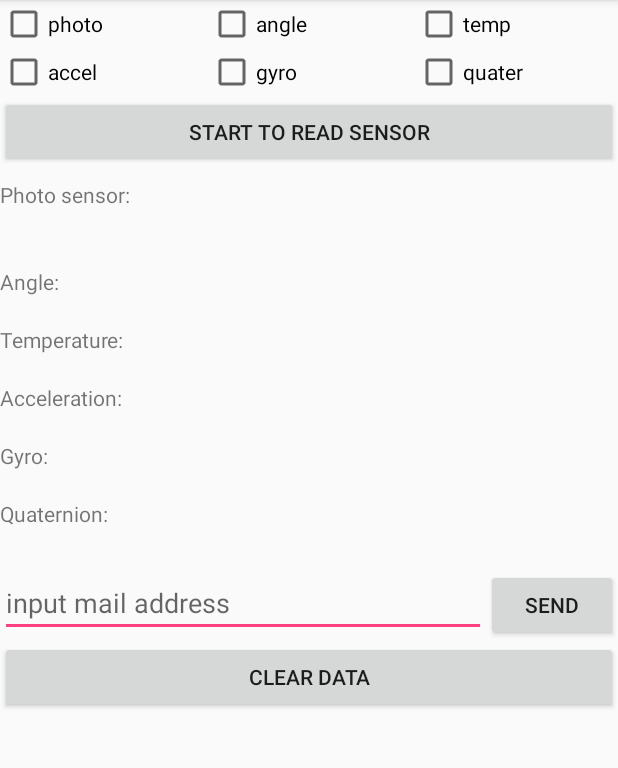
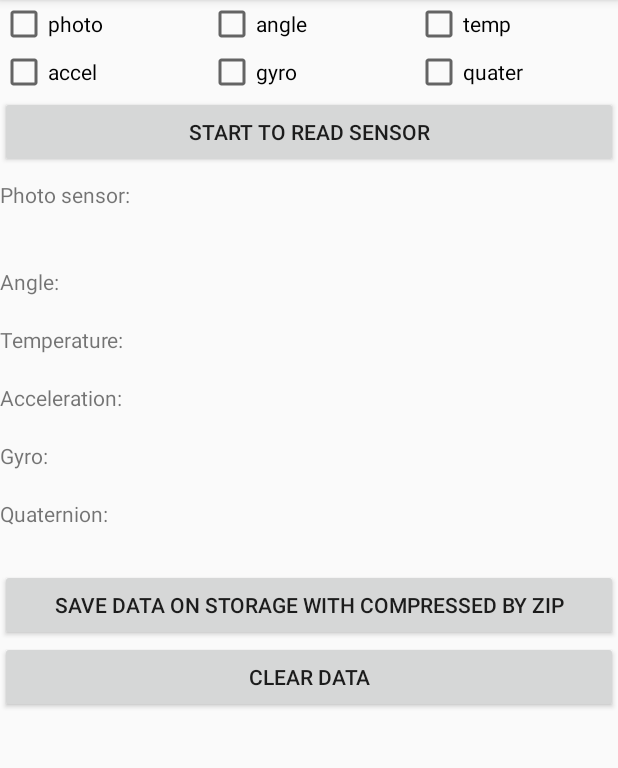
Before and after one commit to thcomp/Android_UnlimitedHandAccessHelper, an Android app: the fragment TestInputFragment shown on its own in the app's theme, after a tap on "CLEAR DATA", on a phone screen of 412 x 824 dp, the part 84-852 px from its top. Run offline under Robolectric (Android 15) with nearby library versions, the light colour scheme and no system bars; 3 statements that could not run were skipped.

Commit message:
ファイルへの保存機能とデータ消去機能を追加

```diff
--- a/app/src/main/java/jp/co/thcomp/unlimited_hand/fragment/TestInputFragment.java
+++ b/app/src/main/java/jp/co/thcomp/unlimited_hand/fragment/TestInputFragment.java
@@ -21,6 +21,7 @@ import java.io.FileNotFoundException;
 import java.io.FileOutputStream;
 import java.io.IOException;
 import java.util.ArrayList;
+import java.util.Calendar;
 import java.util.zip.GZIPOutputStream;
 
 import jp.co.thcomp.unlimited_hand.R;
@@ -40,7 +41,7 @@ import jp.co.thcomp.util.ToastUtil;
 
 public class TestInputFragment extends AbstractTestFragment {
     private static final String TAG = TestInputFragment.class.getSimpleName();
-    private static final String TEMPORARY_ZIP_FILE = "send_data.zip";
+    private static final String TEMPORARY_ZIP_FILE = "sensor_data_%1$04d%2$02d%3$02d_%4$02d%5$02d%6$02d.zip";
     private static final String PREF_LAST_MAIL_ADDRESS = "PREF_LAST_MAIL_ADDRESS";
     private static final int REQUEST_CODE_WRITE_STORAGE = "REQUEST_CODE_WRITE_STORAGE".hashCode() & 0x0000FFFF;
     private static final int DEFAULT_READ_FPS = 30;
@@ -89,7 +90,8 @@ public class TestInputFragment extends AbstractTestFragment {
             new TextView[GyroData.GYRO_NUM],
             new TextView[QuaternionData.QUATERNION_NUM],
     };
-    private SendSensorDataTask mSendSensorDataTask = null;
+    private SaveSensorDataTask mSaveSensorDataTask = null;
+    private ClearSensorDataTask mClearSensorDataTask = null;
     private AbstractSensorData[] mSensorDataArray = {
             mPhotoReflectorData,
             mAngleData,
@@ -138,6 +140,7 @@ public class TestInputFragment extends AbstractTestFragment {
         mRootView.findViewById(R.id.btnStopInput).setOnClickListener(mBtnClickListener);
         mRootView.findViewById(R.id.btnInsertMark).setOnClickListener(mBtnClickListener);
         mRootView.findViewById(R.id.btnSendDataByMail).setOnClickListener(mBtnClickListener);
+        mRootView.findViewById(R.id.btnSaveData).setOnClickListener(mBtnClickListener);
         mRootView.findViewById(R.id.btnClearData).setOnClickListener(mBtnClickListener);
 
         for (int i = 0, sizeI = READ_SENSOR.values().length; i < sizeI; i++) {
@@ -195,9 +198,9 @@ public class TestInputFragment extends AbstractTestFragment {
 
     private void sendDataByMail() {
         EditText etAddress = (EditText) mRootView.findViewById(R.id.etAddress);
-        String address = etAddress.getText().toString();
+        final String address = etAddress.getText().toString();
 
-        if (mSendSensorDataTask == null) {
+        if (mSaveSensorDataTask == null) {
             if (address != null && address.length() > 0) {
                 boolean needRequestPermission = false;
 
@@ -210,8 +213,13 @@ public class TestInputFragment extends AbstractTestFragment {
                 if (needRequestPermission) {
                     requestPermissions(new String[]{android.Manifest.permission.WRITE_EXTERNAL_STORAGE}, REQUEST_CODE_WRITE_STORAGE);
                 } else {
-                    mSendSensorDataTask = new SendSensorDataTask();
-                    mSendSensorDataTask.execute(address);
+                    mSaveSensorDataTask = new SaveSensorDataTask(new OnSaveDataFinishedListener() {
+                        @Override
+                        public void onSaveDataFinished(File savedDataFile) {
+                            startActivity(IntentUtil.getLaunchMailerIntent(address, "sensor data", "", savedDataFile));
+                        }
+                    });
+                    mSaveSensorDataTask.execute();
                 }
             } else {
                 ToastUtil.showToast(getActivity(), "input \"to\" mail address", Toast.LENGTH_SHORT);
@@ -219,8 +227,35 @@ public class TestInputFragment extends AbstractTestFragment {
         }
     }
 
+    private void saveData() {
+        if (mSaveSensorDataTask == null) {
+            boolean needRequestPermission = false;
+
+            if (Build.VERSION.SDK_INT >= Build.VERSION_CODES.M) {
+                if (getActivity().checkSelfPermission(android.Manifest.permission.WRITE_EXTERNAL_STORAGE) == PackageManager.PERMISSION_DENIED) {
+                    needRequestPermission = true;
+                }
+            }
+
+            if (needRequestPermission) {
+                requestPermissions(new String[]{android.Manifest.permission.WRITE_EXTERNAL_STORAGE}, REQUEST_CODE_WRITE_STORAGE);
+            } else {
+                mSaveSensorDataTask = new SaveSensorDataTask(new OnSaveDataFinishedListener() {
+                    @Override
+                    public void onSaveDataFinished(File savedDataFile) {
+                        ToastUtil.showToast(getActivity(), "saved: \n" + savedDataFile.getAbsolutePath(), Toast.LENGTH_LONG);
+                    }
+                });
+                mSaveSensorDataTask.execute();
+            }
+        }
+    }
+
     private void clearData() {
-
+        if (mClearSensorDataTask == null) {
+            mClearSensorDataTask = new ClearSensorDataTask();
+            mClearSensorDataTask.execute();
+        }
     }
 
     private View.OnClickListener mBtnClickListener = new View.OnClickListener() {
@@ -246,6 +281,9 @@ public class TestInputFragment extends AbstractTestFragment {
                     break;
                 case R.id.btnSendDataByMail:
                     sendDataByMail();
+                    break;
+                case R.id.btnSaveData:
+                    saveData();
                     break;
                 case R.id.btnClearData:
                     clearData();
@@ -341,8 +379,17 @@ public class TestInputFragment extends AbstractTestFragment {
         }
     }
 
-    private class SendSensorDataTask extends AsyncTask<String, Void, Void> {
+    private interface OnSaveDataFinishedListener {
+        void onSaveDataFinished(File savedDataFile);
+    }
+
+    private class SaveSensorDataTask extends AsyncTask<Void, Void, File> {
         private ProgressDialog mProgressDialog = null;
+        private OnSaveDataFinishedListener mListener;
+
+        public SaveSensorDataTask(OnSaveDataFinishedListener listener) {
+            mListener = listener;
+        }
 
         @Override
         protected void onPreExecute() {
@@ -355,15 +402,26 @@ public class TestInputFragment extends AbstractTestFragment {
         }
 
         @Override
-        protected Void doInBackground(String... mailAddressArray) {
+        protected File doInBackground(Void... aVoid) {
             FileOutputStream outputStream = null;
             GZIPOutputStream gzipOutputStream = null;
+            File temporaryFile = null;
+
             try {
                 File temporaryFileDir = new File(getActivity().getExternalCacheDir().getAbsolutePath());
-                if(!temporaryFileDir.exists()){
+                if (!temporaryFileDir.exists()) {
                     temporaryFileDir.mkdirs();
                 }
-                File temporaryFile = new File(temporaryFileDir.getAbsolutePath() + "/" + TEMPORARY_ZIP_FILE);
+                Calendar calendar = Calendar.getInstance();
+                temporaryFile = new File(
+                        temporaryFileDir.getAbsolutePath() + "/" +
+                                String.format(TEMPORARY_ZIP_FILE,
+                                        calendar.get(Calendar.YEAR),
+                                        calendar.get(Calendar.MONTH) + 1,
+                                        calendar.get(Calendar.DAY_OF_MONTH),
+                                        calendar.get(Calendar.HOUR_OF_DAY),
+                                        calendar.get(Calendar.MINUTE),
+                                        calendar.get(Calendar.SECOND)));
                 outputStream = new FileOutputStream(temporaryFile);
                 gzipOutputStream = new GZIPOutputStream(outputStream);
 
@@ -424,7 +482,7 @@ public class TestInputFragment extends AbstractTestFragment {
 
                         dataLineBuilder.append(targetDataClass.getSimpleName());
 
-                        if(descriptionIndex == null){
+                        if (descriptionIndex == null) {
                             descriptionIndex = targetCursor.getColumnIndex(SensorValueDatabase.COLUMN_DESCRIPTION);
                         }
                         String description = targetCursor.getString(descriptionIndex);
@@ -466,7 +524,6 @@ public class TestInputFragment extends AbstractTestFragment {
                 }
 
                 temporaryFile.setReadable(true);
-                startActivity(IntentUtil.getLaunchMailerIntent(mailAddressArray[0], "sensor data", "", temporaryFile));
             } catch (FileNotFoundException e) {
                 e.printStackTrace();
             } catch (IOException e) {
@@ -488,6 +545,44 @@ public class TestInputFragment extends AbstractTestFragment {
                     }
                 }
             }
+            return temporaryFile;
+        }
+
+        @Override
+        protected void onPostExecute(File aVoid) {
+            super.onPostExecute(aVoid);
+            mProgressDialog.dismiss();
+            mSaveSensorDataTask = null;
+
+            if (mListener != null) {
+                mListener.onSaveDataFinished(aVoid);
+            }
+        }
+    }
+
+    private class ClearSensorDataTask extends AsyncTask<Void, Void, Void> {
+        private ProgressDialog mProgressDialog = null;
+
+        @Override
+        protected void onPreExecute() {
+            super.onPreExecute();
+
+            mProgressDialog = new ProgressDialog(getActivity());
+            mProgressDialog.setProgressStyle(ProgressDialog.STYLE_SPINNER);
+            mProgressDialog.setCanceledOnTouchOutside(false);
+            mProgressDialog.show();
+        }
+
+        @Override
+        protected Void doInBackground(Void... aVoid) {
+            READ_SENSOR[] readSensorArray = READ_SENSOR.values();
+            ArrayList<Class> readSensorList = new ArrayList<Class>();
+
+            for (READ_SENSOR readSensor : readSensorArray) {
+                readSensorList.add(readSensor.mDataClass);
+            }
+
+            mDatabase.clearData(readSensorList.toArray(new Class[0]));
             return null;
         }
 
@@ -495,7 +590,7 @@ public class TestInputFragment extends AbstractTestFragment {
         protected void onPostExecute(Void aVoid) {
             super.onPostExecute(aVoid);
             mProgressDialog.dismiss();
-            mSendSensorDataTask = null;
+            mClearSensorDataTask = null;
         }
     }
 
--- a/app/src/main/res/layout/fragment_test_input.xml
+++ b/app/src/main/res/layout/fragment_test_input.xml
@@ -392,6 +392,7 @@
             android:layout_width="match_parent"
             android:layout_height="wrap_content"
             android:weightSum="1.0"
+            android:visibility="gone"
             android:orientation="horizontal">
 
             <EditText
@@ -406,8 +407,13 @@
                 android:layout_width="wrap_content"
                 android:layout_height="wrap_content"
                 android:text="send"/>
+        </LinearLayout>
 
-        </LinearLayout>
+        <Button
+            android:id="@+id/btnSaveData"
+            android:layout_width="match_parent"
+            android:layout_height="wrap_content"
+            android:text="save data on storage with compressed by zip"/>
 
         <Button
             android:id="@+id/btnClearData"
```
